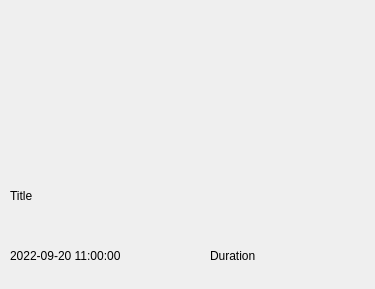
Qt form sVanilla/src/ClientUi/Download/DownloadingListWidget.ui (WangPengZhan/sVanilla) before a commit.
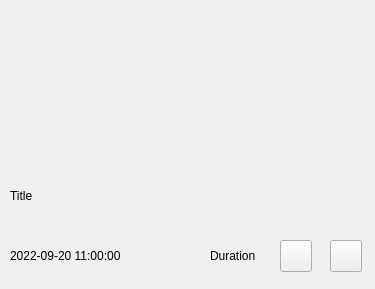
The same form after that commit. Icons and pictures are not drawn.

```diff
--- a/sVanilla/src/ClientUi/Download/DownloadingListWidget.ui
+++ b/sVanilla/src/ClientUi/Download/DownloadingListWidget.ui
@@ -91,14 +91,6 @@
                                                 <height>32</height>
                                           </size>
                                     </property>
-                                    <property name="styleSheet">
-                                          <string notr="true">.QPushButton
-{
-border-radius:4px;
-padding:4px;
-image:url(:/MainWindow/download.svg);
-}</string>
-                                    </property>
                                     <property name="text">
                                           <string/>
                                     </property>
@@ -124,14 +116,6 @@
                                                 <height>32</height>
                                           </size>
                                     </property>
-                                    <property name="styleSheet">
-                                          <string notr="true">.QPushButton
-{
-border-radius:4px;
-padding:4px;
-image:url(:/MainWindow/file-text.svg);
-}</string>
-                                    </property>
                                     <property name="text">
                                           <string/>
                                     </property>
```
Left out of the diff: 4 changed lines with no effect on the pictures. Lines whose indentation alone changed are shown as unchanged.
